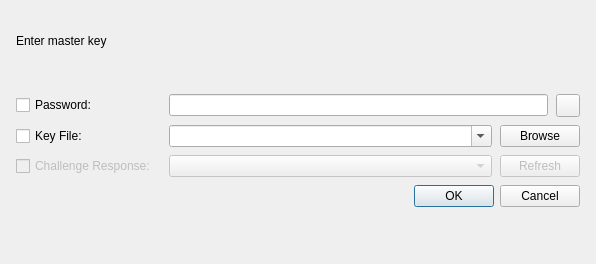
First picture: the form in src/gui/DatabaseOpenWidget.ui, repository keepassxreboot/keepassxc, before the edit.
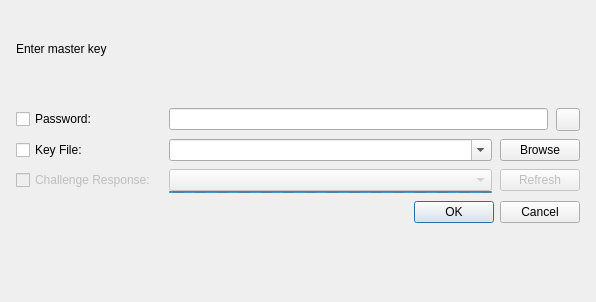
Second picture: the form after the edit. Custom widgets are drawn as their Qt base class.

What changed in the file:
```diff
--- a/src/gui/DatabaseOpenWidget.ui
+++ b/src/gui/DatabaseOpenWidget.ui
@@ -7,7 +7,7 @@
     <x>0</x>
     <y>0</y>
     <width>596</width>
-    <height>264</height>
+    <height>302</height>
    </rect>
   </property>
   <layout class="QVBoxLayout" name="verticalLayout" stretch="0,1,0,1,0,0,3">
@@ -142,47 +142,82 @@
        </item>
       </layout>
      </item>
-     <item row="4" column="0">
-      <widget class="QCheckBox" name="checkChallengeResponse">
-       <property name="enabled">
-        <bool>false</bool>
-       </property>
-       <property name="text">
-        <string>Challenge Response:</string>
-       </property>
-      </widget>
-     </item>
-     <item row="4" column="2">
-      <layout class="QHBoxLayout" name="horizontalLayout">
+     <item row="5" column="2">
+      <layout class="QGridLayout" name="gridLayout_2">
        <property name="leftMargin">
         <number>5</number>
        </property>
        <property name="rightMargin">
         <number>5</number>
        </property>
-       <item>
-        <widget class="QComboBox" name="comboChallengeResponse">
-         <property name="enabled">
-          <bool>false</bool>
-         </property>
-         <property name="sizePolicy">
-          <sizepolicy hsizetype="Expanding" vsizetype="Fixed">
-           <horstretch>0</horstretch>
-           <verstretch>0</verstretch>
-          </sizepolicy>
-         </property>
-         <property name="editable">
-          <bool>false</bool>
-         </property>
-        </widget>
-       </item>
-       <item>
+       <property name="verticalSpacing">
+        <number>0</number>
+       </property>
+       <item row="1" column="1">
         <widget class="QPushButton" name="buttonRedetectYubikey">
          <property name="enabled">
           <bool>false</bool>
          </property>
          <property name="text">
           <string>Refresh</string>
+         </property>
+        </widget>
+       </item>
+       <item row="1" column="0">
+        <widget class="QComboBox" name="comboChallengeResponse">
+         <property name="enabled">
+          <bool>false</bool>
+         </property>
+         <property name="sizePolicy">
+          <sizepolicy hsizetype="Expanding" vsizetype="Fixed">
+           <horstretch>0</horstretch>
+           <verstretch>0</verstretch>
+          </sizepolicy>
+         </property>
+         <property name="editable">
+          <bool>false</bool>
+         </property>
+        </widget>
+       </item>
+       <item row="2" column="0">
+        <widget class="QProgressBar" name="yubikeyProgress">
+         <property name="maximumSize">
+          <size>
+           <width>16777215</width>
+           <height>2</height>
+          </size>
+         </property>
+         <property name="minimum">
+          <number>0</number>
+         </property>
+         <property name="maximum">
+          <number>0</number>
+         </property>
+         <property name="value">
+          <number>-1</number>
+         </property>
+         <property name="textVisible">
+          <bool>false</bool>
+         </property>
+        </widget>
+       </item>
+      </layout>
+     </item>
+     <item row="5" column="0">
+      <layout class="QHBoxLayout" name="horizontalLayout">
+       <property name="spacing">
+        <number>0</number>
+       </property>
+       <property name="bottomMargin">
+        <number>2</number>
+       </property>
+       <item>
+        <widget class="QCheckBox" name="checkChallengeResponse">
+         <property name="enabled">
+          <bool>false</bool>
+         </property>
+         <property name="text">
+          <string>Challenge Response:</string>
          </property>
         </widget>
        </item>
```
